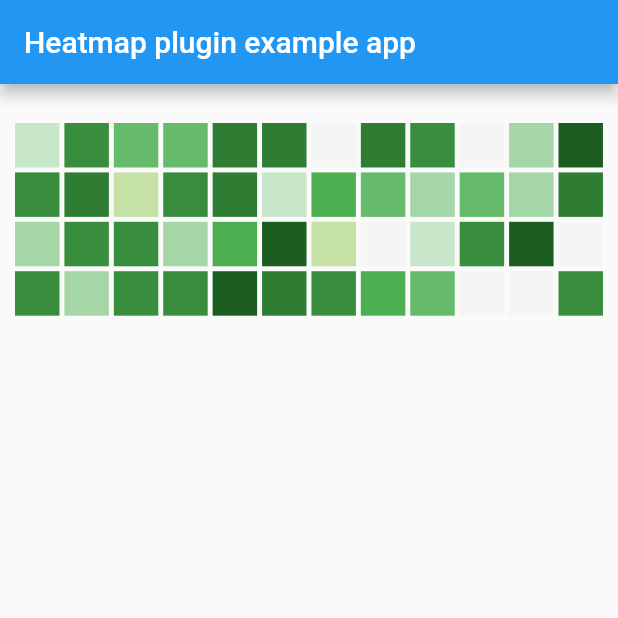
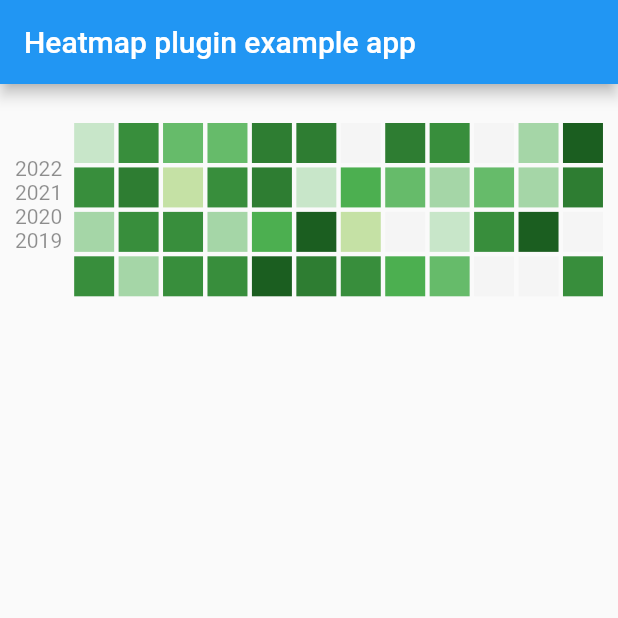
Before and after one commit to timobaehr/fl_heatmap, a Flutter app: the screen it shows after launch, on a phone screen of 412 x 824 dp, the top half of it. Run offline on Flutter 3.47's test engine with Material 2 defaults, Android fonts, the phone set to English and light mode, and no system bars.

```diff
--- a/lib/src/heatmap/heatmap.dart
+++ b/lib/src/heatmap/heatmap.dart
@@ -46,16 +46,37 @@ class _HeatmapState extends State<Heatmap> {
 
   @override
   Widget build(BuildContext context) {
-    return LayoutBuilder(builder: (context, constraints) {
+    const double marginTop = 10;
+    const double marginLeft = 10;
+    const double marginRight = 10;
+
+    return Row(
+      children: [
+        const SizedBox(
+          width: marginLeft,
+        ),
+
+        /// Invisible y-axis labels
+        Opacity(
+          opacity: 0.5,
+          child: Column(
+            children: [
+              for (final rowLabel in widget.heatmapData.rows)
+                RowLabel(rowLabel),
+            ],
+          ),
+        ),
+
+        /// The heatmap
+        Expanded(child: LayoutBuilder(builder: (context, constraints) {
           final fullWidth = constraints.maxWidth;
 
           final int rows = widget.heatmapData.rows.length;
           final int columns = widget.heatmapData.columns.length;
 
-      const double marginTop = 10;
-      const double marginLeft = 10;
-      const double marginRight = 10;
-      final double spaceForRects = fullWidth - marginLeft - marginRight;
+          // TODO: Add space for y axis labels
+
+          final double spaceForRects = fullWidth;
           final double spaceForRectWithMargins =
               (spaceForRects + (spaceForRects / columns * 0.10)) / columns;
 
@@ -66,7 +87,7 @@ class _HeatmapState extends State<Heatmap> {
             for (int row = 0; row < rows; row++)
               for (int col = 0; col < columns; col++)
                 Rect.fromLTWH(
-                marginLeft + sizeOfRect * col + margin * col,
+                    sizeOfRect * col + margin * col,
                     marginTop + sizeOfRect * row + margin * row,
                     sizeOfRect,
                     sizeOfRect),
@@ -83,7 +104,8 @@ class _HeatmapState extends State<Heatmap> {
               final RenderBox referenceBox =
                   context.findRenderObject() as RenderBox;
               final Offset offset = referenceBox.globalToLocal(event.position);
-          final index = rects.lastIndexWhere((rect) => rect.contains(offset));
+              final index =
+                  rects.lastIndexWhere((rect) => rect.contains(offset));
 
               final selectedItem =
                   index == -1 ? null : widget.heatmapData.items[index];
@@ -108,7 +130,12 @@ class _HeatmapState extends State<Heatmap> {
             height: usedHeight,
             child: listener,
           );
-    });
+        })),
+        const SizedBox(
+          width: marginRight,
+        ),
+      ],
+    );
   }
 
   Color valueToColor(double value) {
@@ -129,3 +156,14 @@ class _HeatmapState extends State<Heatmap> {
     return widget.heatmapData.colorPalette.first;
   }
 }
+
+class RowLabel extends StatelessWidget {
+  const RowLabel(this.text, {Key? key}) : super(key: key);
+
+  final String text;
+
+  @override
+  Widget build(BuildContext context) {
+    return Padding(padding: const EdgeInsets.only(right: 8), child: Text(text));
+  }
+}
```
Lines whose indentation alone changed are shown as unchanged.
